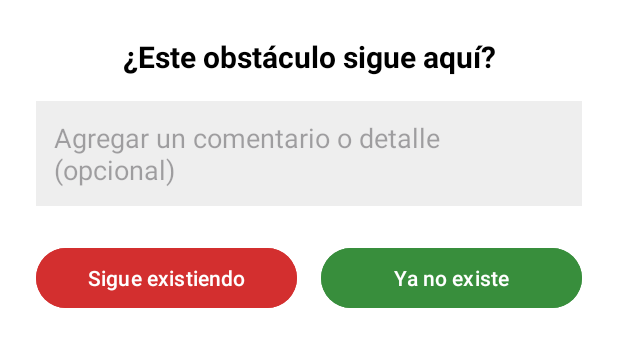
After one commit to agustin-Hz/Rutas-Inclusivas-Android, an Android app: the layout dialog_validar_obstaculo.xml on its own in the app's theme, with its tools: preview values and no code run, on a phone screen of 412 x 824 dp. The commit adds this screen. Shown: the top 347 px of the screen. Run offline under Robolectric (Android 15) with nearby library versions, the phone set to English and light mode, and no system bars.

Commit message:
arreglo de api y xml de andriod, pantalla de validacion (dialog)

```diff
--- /dev/null
+++ b/app/src/main/res/layout/dialog_validar_obstaculo.xml
@@ -0,0 +1,56 @@
+<?xml version="1.0" encoding="utf-8"?>
+<LinearLayout xmlns:android="http://schemas.android.com/apk/res/android"
+    android:layout_width="match_parent"
+    android:layout_height="wrap_content"
+    android:orientation="vertical"
+    android:padding="24dp"
+    android:background="@android:color/white">
+
+    <TextView
+        android:layout_width="match_parent"
+        android:layout_height="wrap_content"
+        android:text="¿Este obstáculo sigue aquí?"
+        android:textSize="20sp"
+        android:textStyle="bold"
+        android:textColor="@android:color/black"
+        android:gravity="center"
+        android:layout_marginBottom="16dp"/>
+
+    <EditText
+        android:id="@+id/etComentarioValidacion"
+        android:layout_width="match_parent"
+        android:layout_height="wrap_content"
+        android:hint="Agregar un comentario o detalle (opcional)"
+        android:inputType="textMultiLine"
+        android:minLines="2"
+        android:padding="12dp"
+        android:background="#EEEEEE"
+        android:layout_marginBottom="24dp"/>
+
+    <LinearLayout
+        android:layout_width="match_parent"
+        android:layout_height="wrap_content"
+        android:orientation="horizontal"
+        android:weightSum="2">
+
+        <Button
+            android:id="@+id/btnSigueExistiendo"
+            android:layout_width="0dp"
+            android:layout_height="wrap_content"
+            android:layout_weight="1"
+            android:text="Sigue existiendo"
+            android:layout_marginEnd="8dp"
+            android:backgroundTint="#D32F2F"
+            android:textColor="@android:color/white"/>
+
+        <Button
+            android:id="@+id/btnYaNoExiste"
+            android:layout_width="0dp"
+            android:layout_height="wrap_content"
+            android:layout_weight="1"
+            android:text="Ya no existe"
+            android:layout_marginStart="8dp"
+            android:backgroundTint="#388E3C"
+            android:textColor="@android:color/white"/>
+    </LinearLayout>
+</LinearLayout>
```
Also changed, not shown: app/src/main/java/rutas/inclusivas/HomeActivity.java (+97 -0 lines), 1 other file.
